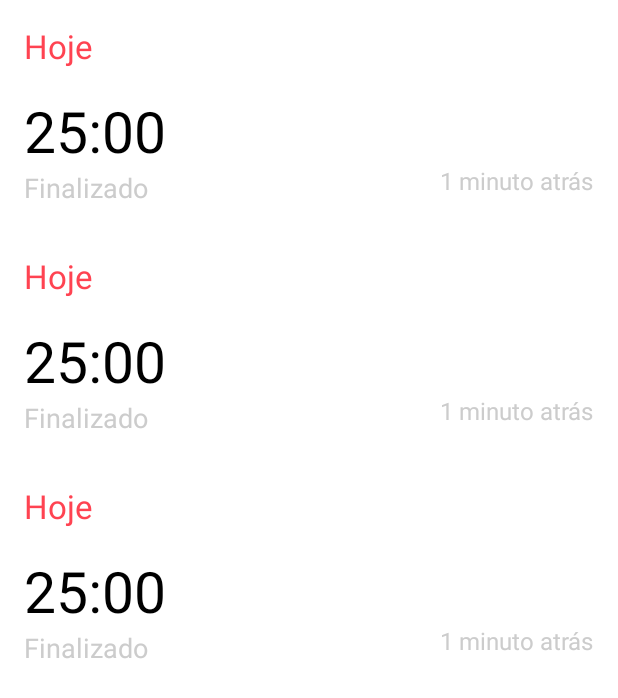
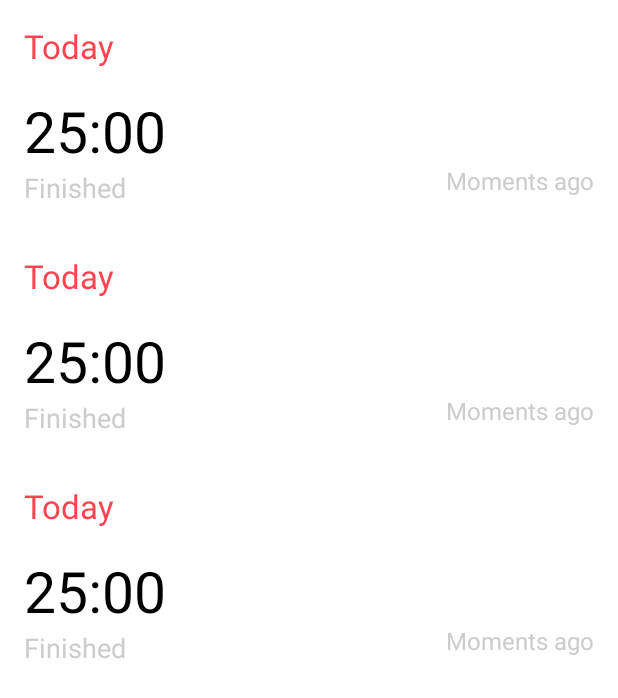
Before and after one commit to pedromalta/pomodoro, an Android app: the layout fragment_history.xml on its own in the app's theme, with its tools: preview values and no code run, on a phone screen of 412 x 824 dp. Shown: the top 698 px of the screen. Run offline under Robolectric (Android 15) with nearby library versions, the phone set to English and light mode, and no system bars.

Commit message:
limpeza e internacionalizacao

```diff
--- a/app/src/main/res/layout/view_list_item_pomodoro.xml
+++ b/app/src/main/res/layout/view_list_item_pomodoro.xml
@@ -3,25 +3,25 @@
     android:layout_width="match_parent"
     android:layout_height="wrap_content"
     android:layout_marginBottom="16dp"
+    android:orientation="horizontal"
+    android:paddingLeft="16dp"
     android:paddingTop="16dp"
-    android:paddingRight="16dp"
-    android:paddingLeft="16dp"
-    android:orientation="horizontal">
+    android:paddingRight="16dp">
 
     <LinearLayout
         android:layout_width="0dp"
+        android:layout_height="match_parent"
         android:layout_weight="1"
-        android:layout_height="match_parent"
         android:orientation="vertical">
 
         <TextView
             android:id="@+id/text_view_date_separator"
             android:layout_width="wrap_content"
             android:layout_height="wrap_content"
+            android:layout_marginBottom="16dp"
+            android:text="@string/label_date_list_separator_today"
             android:textColor="@color/red"
-            android:textSize="22sp"
-            android:layout_marginBottom="16dp"
-            android:text="@string/label_date_list_separator_today" />
+            android:textSize="22sp" />
 
         <TextView
             android:id="@+id/text_view_timer"
@@ -42,17 +42,17 @@
 
     <LinearLayout
         android:layout_width="0dp"
+        android:layout_height="match_parent"
+        android:layout_marginBottom="6dp"
         android:layout_weight="1"
-        android:layout_height="match_parent"
         android:gravity="bottom|right"
-        android:layout_marginBottom="6dp"
         android:orientation="vertical">
 
         <TextView
             android:id="@+id/text_view_date"
             android:layout_width="wrap_content"
             android:layout_height="wrap_content"
-            android:text="@string/label_date_placeholder"
+            android:text="@string/label_moments_ago"
             android:textColor="@color/grey"
             android:textSize="16sp" />
     </LinearLayout>
--- a/app/src/main/res/mipmap-anydpi-v26/ic_launcher.xml
+++ b/app/src/main/res/mipmap-anydpi-v26/ic_launcher.xml
@@ -1,5 +1,5 @@
 <?xml version="1.0" encoding="utf-8"?>
 <adaptive-icon xmlns:android="http://schemas.android.com/apk/res/android">
-    <background android:drawable="@color/ic_launcher_background"/>
-    <foreground android:drawable="@mipmap/ic_launcher_foreground"/>
+    <background android:drawable="@color/ic_launcher_background" />
+    <foreground android:drawable="@mipmap/ic_launcher_foreground" />
 </adaptive-icon>
--- a/app/src/main/res/mipmap-anydpi-v26/ic_launcher_round.xml
+++ b/app/src/main/res/mipmap-anydpi-v26/ic_launcher_round.xml
@@ -1,5 +1,5 @@
 <?xml version="1.0" encoding="utf-8"?>
 <adaptive-icon xmlns:android="http://schemas.android.com/apk/res/android">
-    <background android:drawable="@color/ic_launcher_background"/>
-    <foreground android:drawable="@mipmap/ic_launcher_foreground"/>
+    <background android:drawable="@color/ic_launcher_background" />
+    <foreground android:drawable="@mipmap/ic_launcher_foreground" />
 </adaptive-icon>
--- a/app/src/main/res/values-v21/styles.xml
+++ b/app/src/main/res/values-v21/styles.xml
@@ -1,4 +1,5 @@
 <resources>
+
     <style name="Pomodoro.NoBackground" parent="Theme.AppCompat.DayNight.NoActionBar">
         <item name="android:colorPrimary">@color/colorPrimary</item>
         <item name="android:colorPrimaryDark">@color/colorPrimaryDark</item>
```
Also changed, not shown: app/src/main/res/values/strings.xml (+14 -47 lines), app/src/main/res/values/styles.xml (line endings or trailing spaces), 1 other file.
